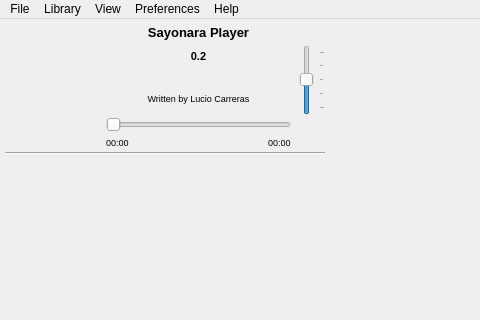
Old version of the form trunk/GUI/player/GUI_Simpleplayer.ui in the repository shahid334/sayonara-player; both pictures show x 0 to 480 and y 0 to 320 of the 926 by 594 pixel window.
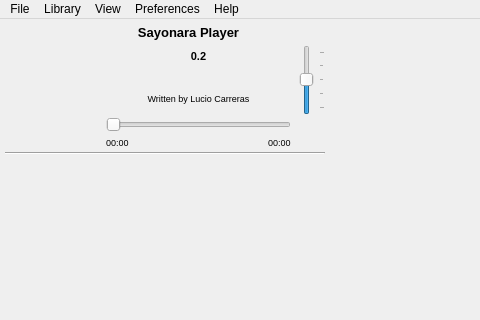
New version of the form. Icons and pictures are not drawn.

```diff
--- a/trunk/GUI/player/GUI_Simpleplayer.ui
+++ b/trunk/GUI/player/GUI_Simpleplayer.ui
@@ -209,56 +209,6 @@
       </item>
      </layout>
     </item>
-    <item row="0" column="1" colspan="2">
-     <widget class="QLabel" name="title">
-      <property name="sizePolicy">
-       <sizepolicy hsizetype="Expanding" vsizetype="Preferred">
-        <horstretch>0</horstretch>
-        <verstretch>0</verstretch>
-       </sizepolicy>
-      </property>
-      <property name="maximumSize">
-       <size>
-        <width>16777215</width>
-        <height>30</height>
-       </size>
-      </property>
-      <property name="font">
-       <font>
-        <pointsize>10</pointsize>
-        <weight>75</weight>
-        <bold>true</bold>
-       </font>
-      </property>
-      <property name="styleSheet">
-       <string notr="true"/>
-      </property>
-      <property name="locale">
-       <locale language="German" country="Germany"/>
-      </property>
-      <property name="inputMethodHints">
-       <set>Qt::ImhNone</set>
-      </property>
-      <property name="text">
-       <string>Sayonara Player</string>
-      </property>
-      <property name="textFormat">
-       <enum>Qt::PlainText</enum>
-      </property>
-      <property name="scaledContents">
-       <bool>true</bool>
-      </property>
-      <property name="alignment">
-       <set>Qt::AlignCenter</set>
-      </property>
-      <property name="wordWrap">
-       <bool>true</bool>
-      </property>
-      <property name="textInteractionFlags">
-       <set>Qt::LinksAccessibleByMouse|Qt::TextSelectableByMouse</set>
-      </property>
-     </widget>
-    </item>
     <item row="0" column="0" rowspan="7">
      <widget class="QLabel" name="albumCover">
       <property name="minimumSize">
@@ -800,6 +750,82 @@
       </property>
      </widget>
     </item>
+    <item row="0" column="1" colspan="2">
+     <layout class="QHBoxLayout" name="horizontalLayout_3">
+      <item>
+       <widget class="QLabel" name="title">
+        <property name="sizePolicy">
+         <sizepolicy hsizetype="Expanding" vsizetype="Preferred">
+          <horstretch>0</horstretch>
+          <verstretch>0</verstretch>
+         </sizepolicy>
+        </property>
+        <property name="maximumSize">
+         <size>
+          <width>16777215</width>
+          <height>30</height>
+         </size>
+        </property>
+        <property name="font">
+         <font>
+          <pointsize>10</pointsize>
+          <weight>75</weight>
+          <bold>true</bold>
+         </font>
+        </property>
+        <property name="styleSheet">
+         <string notr="true"/>
+        </property>
+        <property name="locale">
+         <locale language="German" country="Germany"/>
+        </property>
+        <property name="inputMethodHints">
+         <set>Qt::ImhNone</set>
+        </property>
+        <property name="text">
+         <string>Sayonara Player</string>
+        </property>
+        <property name="textFormat">
+         <enum>Qt::PlainText</enum>
+        </property>
+        <property name="scaledContents">
+         <bool>true</bool>
+        </property>
+        <property name="alignment">
+         <set>Qt::AlignCenter</set>
+        </property>
+        <property name="wordWrap">
+         <bool>true</bool>
+        </property>
+        <property name="textInteractionFlags">
+         <set>Qt::LinksAccessibleByMouse|Qt::TextSelectableByMouse</set>
+        </property>
+       </widget>
+      </item>
+      <item>
+       <widget class="QPushButton" name="btn_correct">
+        <property name="minimumSize">
+         <size>
+          <width>0</width>
+          <height>0</height>
+         </size>
+        </property>
+        <property name="maximumSize">
+         <size>
+          <width>20</width>
+          <height>100</height>
+         </size>
+        </property>
+        <property name="text">
+         <string/>
+        </property>
+        <property name="flat">
+         <bool>true</bool>
+        </property>
+       </widget>
+      </item>
+     </layout>
+    </item>
    </layout>
   </widget>
   <widget class="QMenuBar" name="menubar">
```
